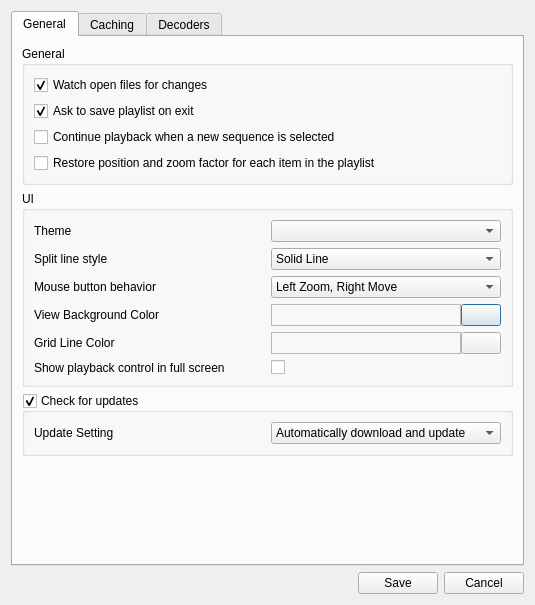
Before: the Qt Designer form ui/settingsDialog.ui in IENT/YUView, drawn with Qt 5.
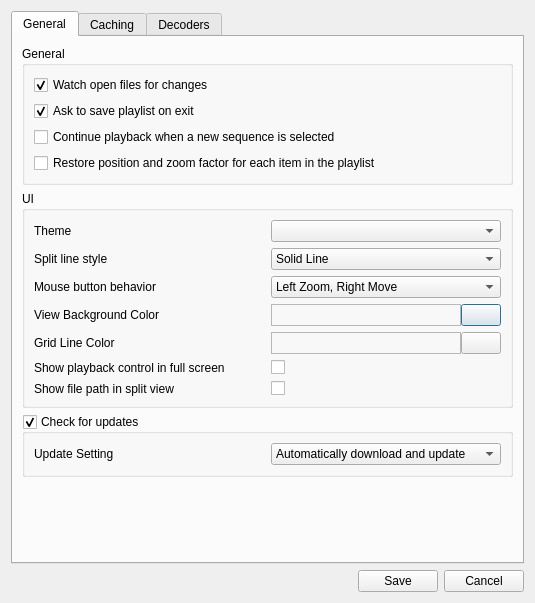
After: the same form once the commit is applied. The open tabs and pages were chosen to show the change. Icons and pictures are not drawn. Custom widgets are drawn as their Qt base class.

Commit message: Add setting to disable drawing of path in split mode

Patch:
```diff
--- a/ui/settingsDialog.ui
+++ b/ui/settingsDialog.ui
@@ -7,7 +7,7 @@
     <x>0</x>
     <y>0</y>
     <width>535</width>
-    <height>605</height>
+    <height>603</height>
    </rect>
   </property>
   <property name="windowTitle">
@@ -299,6 +299,20 @@
             </property>
            </widget>
           </item>
+          <item row="6" column="0">
+           <widget class="QLabel" name="labelShowFilePathSplitView">
+            <property name="text">
+             <string>Show file path in split view</string>
+            </property>
+           </widget>
+          </item>
+          <item row="6" column="1">
+           <widget class="QCheckBox" name="checkBoxShowFilePathSplitMode">
+            <property name="text">
+             <string/>
+            </property>
+           </widget>
+          </item>
          </layout>
         </widget>
        </item>
```
Left out of the diff: 28 changed lines with no effect on the pictures. The commit also changes 3 other files.
